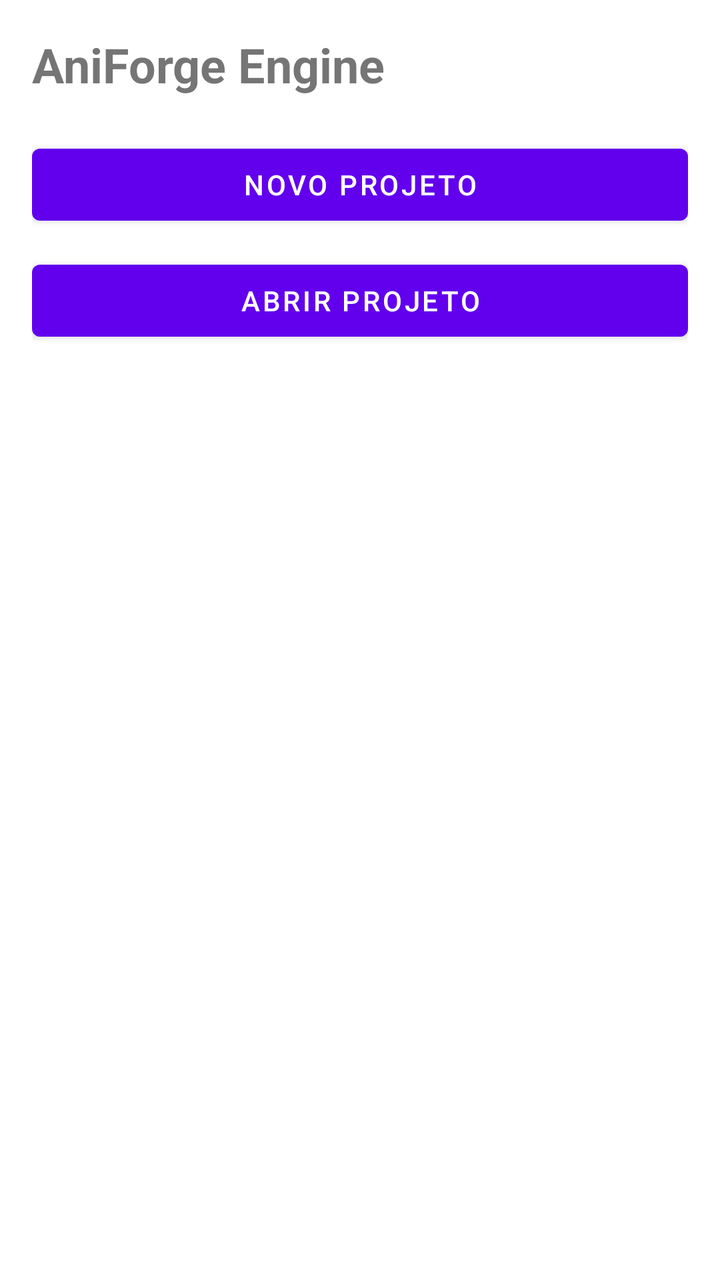
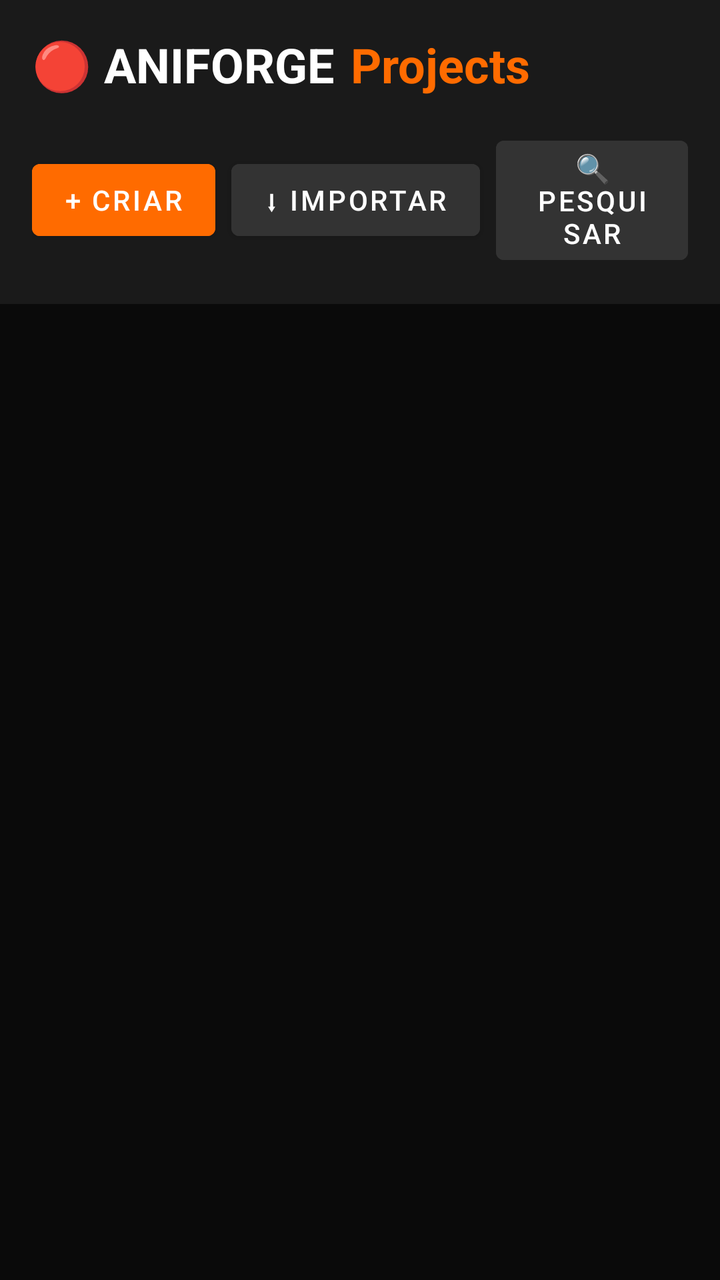

Screens rendered from an Android XML layout before and after an edit, with the pre-edit source and the edit as a unified diff.
<!-- AndroidManifest.xml: fallback theme Theme.MaterialComponents.DayNight.NoActionBar -->
<!-- res/layout/fragment_home.xml -->
<?xml version="1.0" encoding="utf-8"?>
<LinearLayout xmlns:android="http://schemas.android.com/apk/res/android"
    android:layout_width="match_parent"
    android:layout_height="match_parent"
    android:orientation="vertical"
    android:padding="16dp">

    <TextView
        android:layout_width="wrap_content"
        android:layout_height="wrap_content"
        android:text="AniForge Engine"
        android:textSize="24sp"
        android:textStyle="bold" />

    <Button
        android:id="@+id/btn_new_project"
        android:layout_width="match_parent"
        android:layout_height="wrap_content"
        android:layout_marginTop="20dp"
        android:text="Novo Projeto" />

    <Button
        android:id="@+id/btn_open_project"
        android:layout_width="match_parent"
        android:layout_height="wrap_content"
        android:layout_marginTop="10dp"
        android:text="Abrir Projeto" />

</LinearLayout>
<!-- resources referenced by this layout -->
<resources>

</resources>

<!-- the commit's change to res/layout/fragment_home.xml (unified diff, before → after) -->
@@ -3,27 +3,127 @@
     android:layout_width="match_parent"
     android:layout_height="match_parent"
     android:orientation="vertical"
-    android:padding="16dp">
+    android:background="#0a0a0a">
 
-    <TextView
-        android:layout_width="wrap_content"
-        android:layout_height="wrap_content"
-        android:text="AniForge Engine"
-        android:textSize="24sp"
-        android:textStyle="bold" />
-
-    <Button
-        android:id="@+id/btn_new_project"
+    
+    <LinearLayout
         android:layout_width="match_parent"
         android:layout_height="wrap_content"
-        android:layout_marginTop="20dp"
-        android:text="Novo Projeto" />
+        android:orientation="vertical"
+        android:padding="16dp"
+        android:background="#1a1a1a">
 
-    <Button
-        android:id="@+id/btn_open_project"
+        
+        <LinearLayout
+            android:layout_width="match_parent"
+            android:layout_height="wrap_content"
+            android:orientation="horizontal"
+            android:gravity="center_vertical">
+
+            <TextView
+                android:layout_width="wrap_content"
+                android:layout_height="wrap_content"
+                android:text="🔴 ANIFORGE"
+                android:textColor="@android:color/white"
+                android:textSize="24sp"
+                android:textStyle="bold" />
+
+            <TextView
+                android:layout_width="wrap_content"
+                android:layout_height="wrap_content"
+                android:text="Projects"
+                android:textColor="#FF6B00"
+                android:textSize="24sp"
+                android:textStyle="bold"
+                android:layout_marginStart="8dp" />
+
+        </LinearLayout>
+
+        
+        <LinearLayout
+            android:layout_width="match_parent"
+            android:layout_height="wrap_content"
+            android:orientation="horizontal"
+            android:layout_marginTop="16dp"
+            android:gravity="center_vertical">
+
+            <Button
+                android:id="@+id/btn_new_project"
+                android:layout_width="wrap_content"
+                android:layout_height="wrap_content"
+                android:text="+ Criar"
+                android:backgroundTint="#FF6B00"
+                android:textColor="@android:color/white" />
+
+            <Button
+                android:id="@+id/btn_import_project"
+                android:layout_width="wrap_content"
+                android:layout_height="wrap_content"
+                android:text="⬇ Importar"
+                android:backgroundTint="#333333"
+                android:textColor="@android:color/white"
+                android:layout_marginStart="8dp" />
+
+            <Button
+                android:id="@+id/btn_search"
+                android:layout_width="wrap_content"
+                android:layout_height="wrap_content"
+                android:text="🔍 Pesquisar"
+                android:backgroundTint="#333333"
+                android:textColor="@android:color/white"
+                android:layout_marginStart="8dp" />
+
+            <View
+                android:layout_width="0dp"
+                android:layout_height="0dp"
+                android:layout_weight="1" />
+
+            <Button
+                android:id="@+id/btn_settings"
+                android:layout_width="wrap_content"
+                android:layout_height="wrap_content"
+                android:text="⚙️ Config"
+                android:backgroundTint="#333333"
+                android:textColor="@android:color/white" />
+
+        </LinearLayout>
+
+    </LinearLayout>
+
+    
+    <androidx.recyclerview.widget.RecyclerView
+        android:id="@+id/projects_recycler_view"
         android:layout_width="match_parent"
-        android:layout_height="wrap_content"
-        android:layout_marginTop="10dp"
-        android:text="Abrir Projeto" />
+        android:layout_height="0dp"
+        android:layout_weight="1"
+        android:paddingTop="8dp"
+        android:clipToPadding="false" />
+
+    
+    <LinearLayout
+        android:id="@+id/empty_state"
+        android:layout_width="match_parent"
+        android:layout_height="match_parent"
+        android:orientation="vertical"
+        android:gravity="center"
+        android:visibility="gone">
+
+        <TextView
+            android:layout_width="wrap_content"
+            android:layout_height="wrap_content"
+            android:text="Nenhum projeto"
+            android:textColor="@android:color/white"
+            android:textSize="20sp"
+            android:textStyle="bold" />
+
+        <TextView
+            android:layout_width="wrap_content"
+            android:layout_height="wrap_content"
+            android:text="Crie ou importe um projeto para começar"
+            android:textColor="#999999"
+            android:textSize="14sp"
+            android:layout_marginTop="8dp" />
+
+    </LinearLayout>
 
 </LinearLayout>
